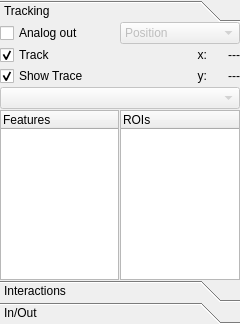
First picture: the form in ui/tab_objectsUi.ui, repository wonkoderverstaendige/Spotter, before the edit.
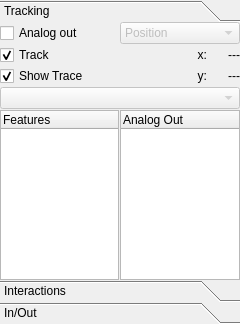
Second picture: the form after the edit.

What changed in the file:
```diff
--- a/ui/tab_objectsUi.ui
+++ b/ui/tab_objectsUi.ui
@@ -134,7 +134,7 @@
              </property>
              <column>
               <property name="text">
-               <string>ROIs</string>
+               <string>Analog Out</string>
               </property>
              </column>
             </widget>
```
Left out of the diff: 7 changed lines with no effect on the pictures.
